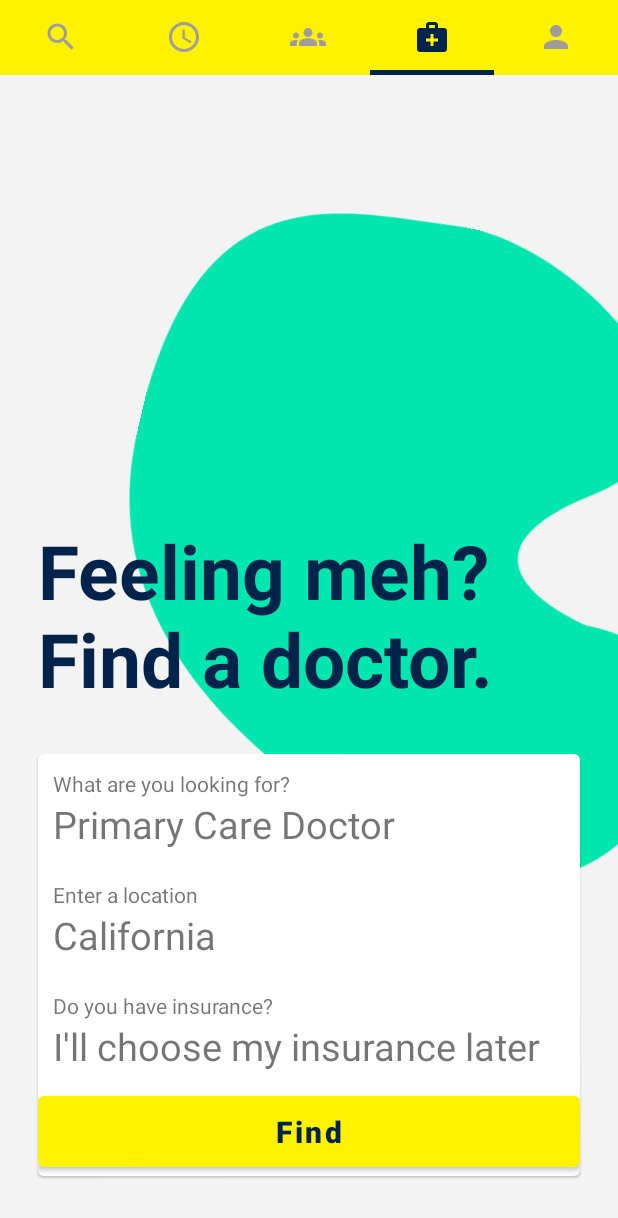
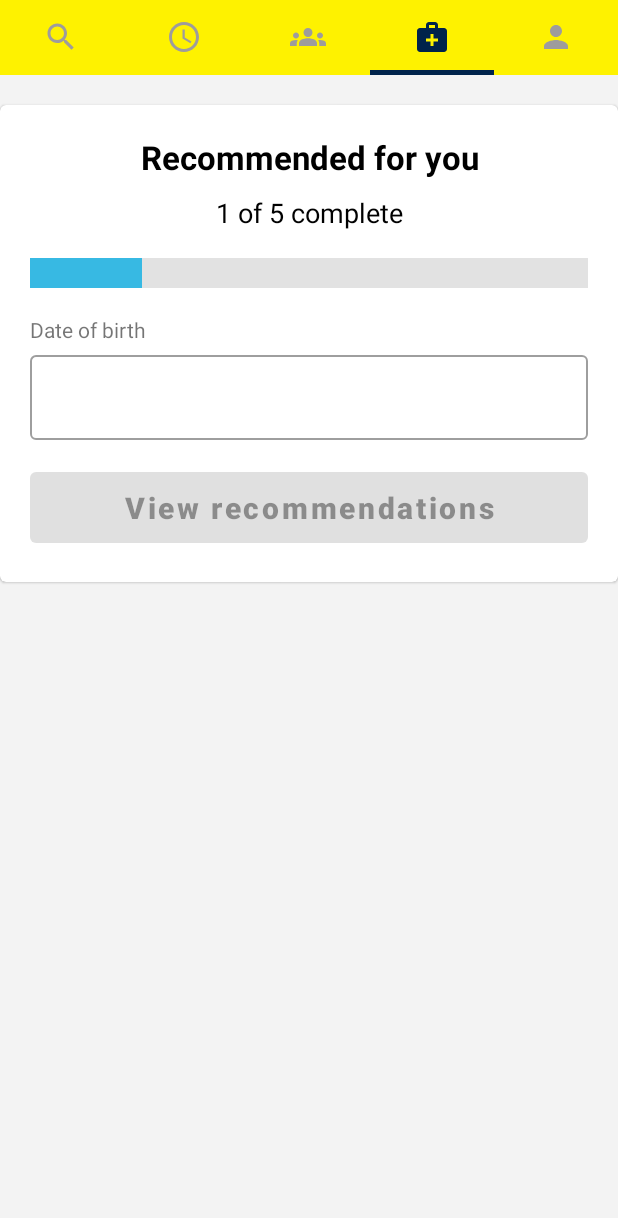
Before and after one commit to wajahatkarim3/ZocDoc-Clone, an Android app: the screen it shows after launch (MainActivity), tab 4 chosen, on a phone screen of 412 x 824 dp. Shown: the top 1218 px of the screen. Run offline under Robolectric (Android 15) with nearby library versions, the phone set to English and light mode, and no system bars.

Commit message:
Recommendations screen done

```diff
--- a/app/src/main/java/com/wajahatkarim3/zocdoc/screens/MainActivity.kt
+++ b/app/src/main/java/com/wajahatkarim3/zocdoc/screens/MainActivity.kt
@@ -50,6 +50,7 @@ class MainActivity : AppCompatActivity() {
             if (position == 0) return SearchFragment()
             if (position == 1) return AppointmentsFragment()
             if (position == 2) return MedicalTeamFragment()
+            if (position == 3) return RecommendationsFragment()
             return fragment
         }
 
--- /dev/null
+++ b/app/src/main/java/com/wajahatkarim3/zocdoc/screens/RecommendationsFragment.kt
@@ -0,0 +1,46 @@
+package com.wajahatkarim3.zocdoc.screens
+
+import android.app.DatePickerDialog
+import android.os.Bundle
+import androidx.fragment.app.Fragment
+import android.view.LayoutInflater
+import android.view.View
+import android.view.ViewGroup
+import com.wajahatkarim3.zocdoc.R
+import com.wajahatkarim3.zocdoc.databinding.FragmentRecommendationsBinding
+import java.util.*
+
+class RecommendationsFragment : Fragment() {
+
+    lateinit var bi: FragmentRecommendationsBinding
+
+    override fun onCreate(savedInstanceState: Bundle?) {
+        super.onCreate(savedInstanceState)
+    }
+
+    override fun onCreateView(inflater: LayoutInflater, container: ViewGroup?, savedInstanceState: Bundle?): View? {
+        // Inflate the layout for this fragment
+        bi = FragmentRecommendationsBinding.inflate(inflater, container, false)
+        return bi.root
+    }
+
+    override fun onActivityCreated(savedInstanceState: Bundle?) {
+        super.onActivityCreated(savedInstanceState)
+
+        setupViews()
+    }
+
+    fun setupViews() {
+        bi.txtDoB.setOnClickListener {
+            context?.let {
+                var calendar = Calendar.getInstance()
+                var dateDialog = DatePickerDialog(it, R.style.DatePickerDialogTheme, { datePicker, year, month, day ->
+                    var mon = month + 1
+                    bi.txtDoB.setText("$day-$mon-$year")
+                    bi.btnViewRecommendations.isEnabled = true
+                }, calendar.get(Calendar.YEAR), calendar.get(Calendar.MONTH), calendar.get(Calendar.DAY_OF_MONTH))
+                dateDialog.show()
+            }
+        }
+    }
+}
--- /dev/null
+++ b/app/src/main/res/layout/fragment_recommendations.xml
@@ -0,0 +1,102 @@
+<?xml version="1.0" encoding="utf-8"?>
+<androidx.constraintlayout.widget.ConstraintLayout xmlns:android="http://schemas.android.com/apk/res/android"
+    xmlns:tools="http://schemas.android.com/tools"
+    android:layout_width="match_parent"
+    android:layout_height="match_parent"
+    xmlns:app="http://schemas.android.com/apk/res-auto"
+    android:background="@color/backgroundColor"
+    tools:context=".screens.AppointmentsFragment">
+
+    <com.google.android.material.card.MaterialCardView
+        android:layout_width="match_parent"
+        android:layout_height="wrap_content"
+        app:layout_constraintTop_toTopOf="parent"
+        app:contentPadding="20dp"
+        android:layout_marginTop="20dp">
+
+        <androidx.constraintlayout.widget.ConstraintLayout
+            android:layout_width="match_parent"
+            android:layout_height="match_parent">
+
+            <TextView android:id="@+id/lblRecommended"
+                android:layout_width="match_parent"
+                android:layout_height="wrap_content"
+                android:gravity="center"
+                app:layout_constraintTop_toTopOf="parent"
+                app:layout_constraintStart_toStartOf="parent"
+                android:text="Recommended for you"
+                android:textSize="22sp"
+                android:textStyle="bold"
+                android:textColor="@color/black"/>
+
+            <TextView android:id="@+id/lblProgress"
+                android:layout_width="match_parent"
+                android:layout_height="wrap_content"
+                android:gravity="center"
+                android:layout_marginTop="10dp"
+                app:layout_constraintTop_toBottomOf="@+id/lblRecommended"
+                android:text="1 of 5 complete"
+                android:textSize="18sp"
+                android:textColor="@color/black"/>
+
+            <ProgressBar
+                android:id="@+id/progress"
+                android:layout_width="match_parent"
+                android:layout_height="wrap_content"
+                android:layout_marginTop="20dp"
+                android:layout_marginBottom="20dp"
+                app:layout_constraintTop_toBottomOf="@+id/lblProgress"
+                style="?android:attr/progressBarStyleHorizontal"
+                android:indeterminate="false"
+                android:progressBackgroundTint="#8F8F8F"
+                android:progressTint="@color/colorSecondary"
+                android:scaleY="5"
+                android:progress="20" />
+
+            <TextView android:id="@+id/lblDoB"
+                android:layout_width="wrap_content"
+                android:layout_height="wrap_content"
+                android:text="Date of birth"
+                app:layout_constraintTop_toBottomOf="@+id/progress"
+                android:layout_marginTop="20dp"
+                app:layout_constraintStart_toStartOf="parent"/>
+
+            <com.google.android.material.textfield.TextInputLayout
+                android:id="@+id/inputDoB"
+                android:layout_width="match_parent"
+                android:layout_height="wrap_content"
+                app:hintEnabled="false"
+                android:clickable="true"
+                android:layout_marginTop="7dp"
+                style="@style/Widget.MaterialComponents.TextInputLayout.OutlinedBox"
+                app:layout_constraintTop_toBottomOf="@+id/lblDoB">
+
+                <androidx.appcompat.widget.AppCompatEditText
+                    android:id="@+id/txtDoB"
+                    android:layout_width="match_parent"
+                    android:layout_height="wrap_content"
+                    android:clickable="true"
+                    android:focusable="false"
+                    android:inputType="none"
+                    android:editable="false"/>
+
+            </com.google.android.material.textfield.TextInputLayout>
+
+            <com.google.android.material.button.MaterialButton
+                android:id="@+id/btnViewRecommendations"
+                android:layout_width="match_parent"
+                android:layout_height="wrap_content"
+                android:padding="10dp"
+                android:enabled="false"
+                android:text="@string/view_recommendations"
+                android:textAllCaps="false"
+                android:textStyle="bold"
+                android:textSize="20sp"
+                android:layout_marginTop="15dp"
+                app:layout_constraintTop_toBottomOf="@+id/inputDoB"/>
+
+        </androidx.constraintlayout.widget.ConstraintLayout>
+
+    </com.google.android.material.card.MaterialCardView>
+
+</androidx.constraintlayout.widget.ConstraintLayout>
--- a/app/src/main/res/values/strings.xml
+++ b/app/src/main/res/values/strings.xml
@@ -12,4 +12,6 @@
     <string name="find_a_doctor">Find a doctor</string>
     <string name="medical_team">Medical Team</string>
     <string name="medical_team_summary">Your doctors will show up here when you start booking appointments. It\'s like your personal superhero team for staying healthy.</string>
+    <string name="recommended_summary">Get to know a healthier you! Tell us a bit about yourself to view your personalized wellness visits.</string>
+    <string name="view_recommendations">View recommendations</string>
 </resources>
--- a/app/src/main/res/values/themes.xml
+++ b/app/src/main/res/values/themes.xml
@@ -20,4 +20,15 @@
         <item name="android:statusBarColor" tools:targetApi="l">?attr/colorPrimaryVariant</item>
         <!-- Customize your theme here. -->
     </style>
+
+    <style name="DatePickerDialogTheme" parent="Theme.MaterialComponents.DayNight.Dialog.Alert">
+        <item name="colorAccent">@color/colorSecondary</item>
+        <item name="android:buttonBarNegativeButtonStyle">@style/DatePickerTheme.ButtonBarNegativeButtonStyle</item>
+        <item name="android:buttonBarPositiveButtonStyle">@style/DatePickerTheme.ButtonBarNegativeButtonStyle</item>
+    </style>
+
+    <style name="DatePickerTheme.ButtonBarNegativeButtonStyle" parent="Widget.MaterialComponents.Button.TextButton.Dialog">
+        <item name="android:textColor">@color/colorSecondaryVariant</item>
+    </style>
+
 </resources>
```
